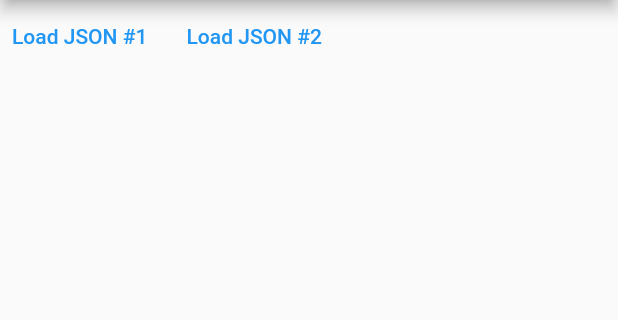
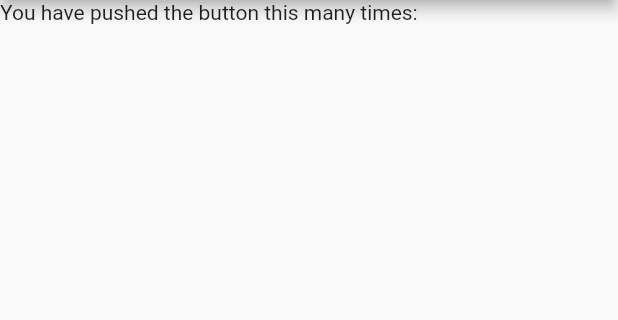
Before and after one commit to adedrey/learning_bloc, a Flutter app: the screen it shows after launch, on a phone screen of 412 x 824 dp, the part 84-404 px from its top. Run offline on Flutter 3.47's test engine with Material 2 defaults, Android fonts, the phone set to English and light mode, and no system bars.

```diff
--- a/lib/main.dart
+++ b/lib/main.dart
@@ -1,131 +1,7 @@
-// ignore_for_file: public_member_api_docs, sort_constructors_first
-import 'dart:convert';
-import 'dart:io';
-
-import 'package:bloc/bloc.dart';
 import 'package:flutter/material.dart';
-import 'package:flutter_bloc/flutter_bloc.dart';
-import 'dart:developer' as devtools show log;
 
 void main() {
   runApp(const MyApp());
-}
-
-@immutable
-abstract class LoadAction {
-  const LoadAction();
-}
-
-@immutable
-class LoadPersonsAction implements LoadAction {
-  final PersonUrl url;
-  const LoadPersonsAction({
-    required this.url,
-  }) : super();
-}
-
-enum PersonUrl { person1, persons2 }
-
-extension UrlString on PersonUrl {
-  String get urlString {
-    switch (this) {
-      case PersonUrl.person1:
-        return "http://127.0.0.1:5500/api/persons1.json";
-      case PersonUrl.persons2:
-        return "http://127.0.0.1:5500/api/persons2.json";
-    }
-  }
-}
-
-extension Subscript<T> on Iterable<T> {
-  T? operator [](int index) => length > index ? elementAt(index) : null;
-}
-
-extension Log on Object {
-  void log() => devtools.log(toString());
-}
-
-@immutable
-class Person {
-  final String name;
-  final int age;
-  const Person({
-    required this.name,
-    required this.age,
-  });
-
-  Map<String, dynamic> toMap() {
-    return <String, dynamic>{
-      'name': name,
-      'age': age,
-    };
-  }
-
-  factory Person.fromMap(Map<String, dynamic> map) {
-    return Person(
-      name: map['name'] as String,
-      age: map['age'] as int,
-    );
-  }
-
-  @override
-  String toString() {
-    // TODO: implement toString
-    return "name - $name, age - $age";
-  }
-
-  String toJson() => json.encode(toMap());
-
-  factory Person.fromJson(String source) =>
-      Person.fromMap(json.decode(source) as Map<String, dynamic>);
-}
-
-Future<Iterable<Person>> getPersons(String url) => HttpClient()
-    .getUrl(Uri.parse(url))
-    .then((req) => req.close())
-    .then((res) => res.transform(utf8.decoder).join())
-    .then((str) => json.decode(str) as List<dynamic>)
-    .then((list) => list.map((e) => Person.fromMap(e)));
-
-@immutable
-class FetchResult {
-  final Iterable<Person> persons;
-  final bool isRetrievedFromCache;
-  const FetchResult({
-    required this.persons,
-    required this.isRetrievedFromCache,
-  });
-
-  @override
-  String toString() =>
-      'Fetched Result (isRetrievedFromCache - $isRetrievedFromCache, persons= $persons )';
-}
-
-class PersonsBloc extends Bloc<LoadAction, FetchResult?> {
-  final Map<PersonUrl, Iterable<Person>> _cache = {};
-  PersonsBloc() : super(null) {
-    on<LoadPersonsAction>(
-      (event, emit) async {
-        final url = event.url;
-        if (_cache.containsKey(url)) {
-          final _cachedPerson = _cache[url];
-          final result = FetchResult(
-            persons: _cachedPerson!,
-            isRetrievedFromCache: true,
-          );
-          emit(result);
-        } else {
-          final persons = await getPersons(url.urlString);
-          _cache[url] = persons;
-          final result = FetchResult(
-            persons: persons,
-            isRetrievedFromCache: false,
-          );
-          emit(result);
-        }
-      },
-    );
-  }
 }
 
 class MyApp extends StatelessWidget {
@@ -139,10 +15,7 @@ class MyApp extends StatelessWidget {
       theme: ThemeData(
         primarySwatch: Colors.blue,
       ),
-      home: BlocProvider(
-        create: (context) => PersonsBloc(),
-        child: const MyHomePage(),
-      ),
+      home: const MyHomePage(),
     );
   }
 }
@@ -163,57 +36,8 @@ class _MyHomePageState extends State<MyHomePage> {
       appBar: AppBar(
         title: const Text('Flutter Demo Home Page'),
       ),
-      body: Column(
-        children: [
-          Row(
-            children: [
-              TextButton(
-                onPressed: () {
-                  context.read<PersonsBloc>().add(
-                        const LoadPersonsAction(
-                          url: PersonUrl.person1,
-                        ),
-                      );
-                },
-                child: const Text("Load JSON #1"),
-              ),
-              const SizedBox(
-                width: 10,
-              ),
-              TextButton(
-                onPressed: () {
-                  context.read<PersonsBloc>().add(
-                        const LoadPersonsAction(
-                          url: PersonUrl.persons2,
-                        ),
-                      );
-                },
-                child: const Text("Load JSON #2"),
-              ),
-            ],
-          ),
-          Expanded(
-            child: BlocBuilder<PersonsBloc, FetchResult?>(
-              buildWhen: (previous, current) =>
-                  previous?.persons != current?.persons,
-              builder: (context, fetchedResult) {
-                fetchedResult?.log();
-                final persons = fetchedResult?.persons;
-                if (persons != null) {
-                  return ListView.builder(
-                    itemBuilder: (context, index) {
-                      final person = persons[index];
-                      return Text('${person?.name} - ${person?.age}');
-                    },
-                    itemCount: persons.length,
-                  );
-                } else {
-                  return const SizedBox();
-                }
-              },
-            ),
-          ),
-        ],
+      body: const Text(
+        'You have pushed the button this many times:',
       ),
     );
   }
```
Also changed, not shown: lib/bloc/bloc_actions.dart (added, +16 -0 lines), lib/bloc/person.dart (added, +38 -0 lines).
